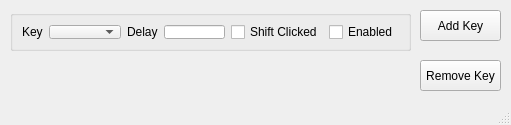
Before: the Qt Designer form view/d3helper.ui in floreks/D3Helper, drawn with Qt 5.
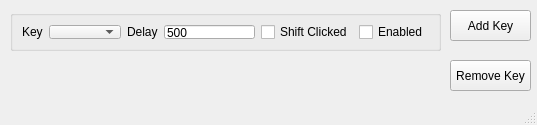
After: the same form once the commit is applied.

What changed in the file:
```diff
--- a/view/d3helper.ui
+++ b/view/d3helper.ui
@@ -6,7 +6,7 @@
    <rect>
     <x>0</x>
     <y>0</y>
-    <width>511</width>
+    <width>537</width>
     <height>125</height>
    </rect>
   </property>
@@ -17,7 +17,7 @@
    <widget class="QPushButton" name="addButton">
     <property name="geometry">
      <rect>
-      <x>420</x>
+      <x>450</x>
       <y>10</y>
       <width>81</width>
       <height>31</height>
@@ -30,7 +30,7 @@
    <widget class="QPushButton" name="removeButton">
     <property name="geometry">
      <rect>
-      <x>420</x>
+      <x>450</x>
       <y>60</y>
       <width>81</width>
       <height>31</height>
@@ -45,7 +45,7 @@
      <rect>
       <x>10</x>
       <y>10</y>
-      <width>401</width>
+      <width>431</width>
       <height>41</height>
      </rect>
     </property>
@@ -68,7 +68,11 @@
       </widget>
      </item>
      <item>
-      <widget class="QLineEdit" name="delayLineEdit"/>
+      <widget class="QLineEdit" name="delayLineEdit">
+       <property name="text">
+        <string>500</string>
+       </property>
+      </widget>
      </item>
      <item>
       <widget class="QCheckBox" name="shiftCheckBox">
```
Left out of the diff: 6 changed lines with no effect on the pictures.
